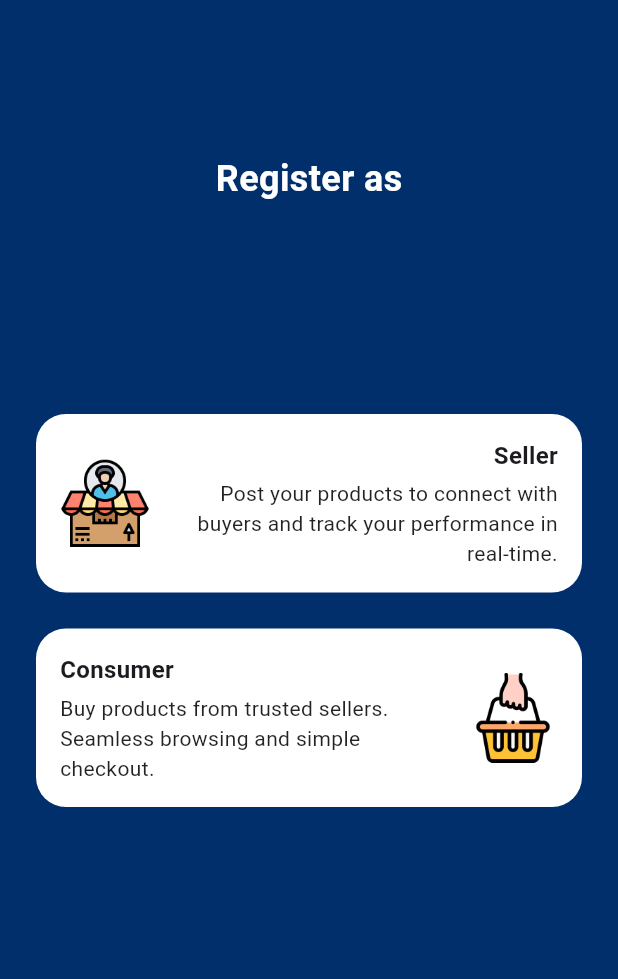
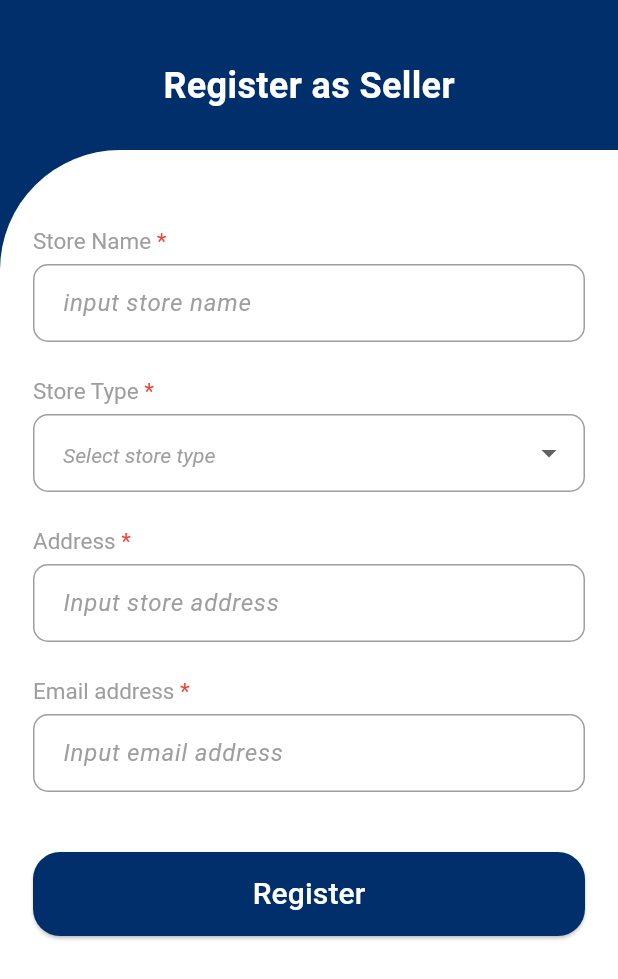
Before and after one commit to bearface4/Aerofind, a Flutter app: the RoleSelectionScreen screen opened by its route, after a tap on "Seller", on a phone screen of 412 x 824 dp. Shown: the top 979 px of the screen. Run offline on Flutter 3.47's test engine with Material 3 defaults, Android fonts, the phone set to English and light mode, and no system bars; our stand-ins replace lottie.

Commit message:
seller reg

```diff
--- a/lib/routes/app_routes.dart
+++ b/lib/routes/app_routes.dart
@@ -2,17 +2,23 @@ import 'package:flutter/material.dart';
 import '../screens/shared/splash_screen.dart';
 import '../screens/shared/login_screen.dart';
 import '../screens/shared/role_selection.dart';
+import '../screens/seller/seller_registration_screen.dart';
+import '../screens/seller/seller_registration_pending.dart';
 
 class AppRoutes {
   // Route name constants
   static const String splash = '/';
   static const String login = '/login';
   static const String roleselection = '/roleselection';
+  static const String sellerregistration = '/sellerregistration';
+  static const String sellerregistrationpending = '/sellerregistrationpending';
 
   // Route map
   static final Map<String, WidgetBuilder> routes = {
     splash: (context) => const SplashScreen(),
     login: (context) => const LoginScreen(),
     roleselection: (context) => const RoleSelectionScreen(),
+    sellerregistration: (context) => const SellerRegistrationScreen(),
+    sellerregistrationpending: (context) => const SellerPendingScreen(),
   };
 }
--- /dev/null
+++ b/lib/screens/seller/seller_registration_pending.dart
@@ -0,0 +1,54 @@
+import 'package:flutter/material.dart';
+import 'package:lottie/lottie.dart';
+
+class SellerPendingScreen extends StatelessWidget {
+  const SellerPendingScreen({super.key});
+
+  @override
+  Widget build(BuildContext context) {
+    return Scaffold(
+      backgroundColor: const Color(0xFF002F6C),
+      body: SafeArea(
+        child: Center(
+          child: Padding(
+            padding: const EdgeInsets.symmetric(horizontal: 24),
+            child: Column(
+              mainAxisAlignment: MainAxisAlignment.center,
+              children: [
+                // Use a working .json Lottie animation from the web
+                Lottie.network(
+                  'https://lottie.host/013de9a1-6e02-42d2-8e75-6b575bdc60ab/KYbxJJpW3Z.json',
+                  height: 220,
+                  fit: BoxFit.contain,
+                ),
+                const SizedBox(height: 20),
+
+                // Title
+                const Text(
+                  'Pending approval',
+                  style: TextStyle(
+                    fontSize: 24,
+                    fontWeight: FontWeight.bold,
+                    color: Colors.white,
+                  ),
+                ),
+                const SizedBox(height: 16),
+
+                // Description
+                const Text(
+                  'Your account is pending approval. You will be notified once your registration has been reviewed and approved by the admin.',
+                  textAlign: TextAlign.center,
+                  style: TextStyle(
+                    fontSize: 16,
+                    color: Colors.white,
+                    height: 1.5,
+                  ),
+                ),
+              ],
+            ),
+          ),
+        ),
+      ),
+    );
+  }
+}
--- /dev/null
+++ b/lib/screens/seller/seller_registration_screen.dart
@@ -0,0 +1,215 @@
+import 'package:flutter/material.dart';
+import 'package:aerofind/routes/app_routes.dart';
+
+class SellerRegistrationScreen extends StatefulWidget {
+  const SellerRegistrationScreen({super.key});
+
+  @override
+  State<SellerRegistrationScreen> createState() =>
+      _SellerRegistrationScreenState();
+}
+
+class _SellerRegistrationScreenState extends State<SellerRegistrationScreen> {
+  final _formKey = GlobalKey<FormState>();
+
+  final _storeNameCtrl = TextEditingController();
+  final _addressCtrl = TextEditingController();
+  final _emailCtrl = TextEditingController();
+  String? _selectedStoreType;
+
+  @override
+  void dispose() {
+    _storeNameCtrl.dispose();
+    _addressCtrl.dispose();
+    _emailCtrl.dispose();
+    super.dispose();
+  }
+
+  InputDecoration _fieldDecoration(String hint) {
+    return InputDecoration(
+      hintText: hint,
+      hintStyle: const TextStyle(
+        color: Colors.grey,
+        fontStyle: FontStyle.italic,
+      ),
+      border: OutlineInputBorder(
+        borderRadius: BorderRadius.circular(10),
+        borderSide: const BorderSide(color: Colors.grey),
+      ),
+      enabledBorder: OutlineInputBorder(
+        borderRadius: BorderRadius.circular(10),
+        borderSide: BorderSide(color: Colors.grey.shade500),
+      ),
+      focusedBorder: OutlineInputBorder(
+        borderRadius: BorderRadius.circular(10),
+        borderSide: const BorderSide(color: Color(0xFF002F6C), width: 1.5),
+      ),
+      contentPadding: const EdgeInsets.symmetric(horizontal: 16, vertical: 14),
+    );
+  }
+
+  Widget _buildFieldLabel(String label) {
+    return RichText(
+      text: TextSpan(
+        text: label,
+        style: const TextStyle(color: Colors.grey, fontSize: 15),
+        children: const [
+          TextSpan(text: ' *', style: TextStyle(color: Colors.red)),
+        ],
+      ),
+    );
+  }
+
+  @override
+  Widget build(BuildContext context) {
+    return Scaffold(
+      backgroundColor: const Color(0xFF002F6C),
+      body: SafeArea(
+        child: Stack(
+          children: [
+            // ── Curved white card area ──
+            Positioned.fill(
+              top: 100,
+              child: Container(
+                width: double.infinity,
+                decoration: const BoxDecoration(
+                  color: Colors.white,
+                  borderRadius: BorderRadius.only(topLeft: Radius.circular(80)),
+                ),
+                child: Padding(
+                  padding: const EdgeInsets.symmetric(
+                    horizontal: 22,
+                    vertical: 28,
+                  ),
+                  child: SingleChildScrollView(
+                    child: Form(
+                      key: _formKey,
+                      child: Column(
+                        crossAxisAlignment: CrossAxisAlignment.start,
+                        children: [
+                          const SizedBox(height: 24),
+
+                          // Store Name
+                          _buildFieldLabel('Store Name'),
+                          const SizedBox(height: 6),
+                          TextFormField(
+                            controller: _storeNameCtrl,
+                            decoration: _fieldDecoration('input store name'),
+                          ),
+                          const SizedBox(height: 24),
+
+                          // Store Type
+                          _buildFieldLabel('Store Type'),
+                          const SizedBox(height: 6),
+                          DropdownButtonFormField<String>(
+                            value: _selectedStoreType,
+                            decoration: _fieldDecoration(''),
+                            hint: const Text(
+                              'Select store type',
+                              style: TextStyle(
+                                color: Colors.grey,
+                                fontStyle: FontStyle.italic,
+                              ),
+                            ),
+                            icon: const Icon(Icons.arrow_drop_down),
+                            style: const TextStyle(color: Colors.black),
+                            dropdownColor: Colors.white,
+                            items: const [
+                              DropdownMenuItem(
+                                value: 'Snacks',
+                                child: Text('Snacks'),
+                              ),
+                              DropdownMenuItem(
+                                value: 'Beverage',
+                                child: Text('Beverage'),
+                              ),
+                              DropdownMenuItem(
+                                value: 'Printing',
+                                child: Text('Printing'),
+                              ),
+                            ],
+                            onChanged:
+                                (val) =>
+                                    setState(() => _selectedStoreType = val),
+                          ),
+                          const SizedBox(height: 24),
+
+                          // Address
+                          _buildFieldLabel('Address'),
+                          const SizedBox(height: 6),
+                          TextFormField(
+                            controller: _addressCtrl,
+                            decoration: _fieldDecoration('Input store address'),
+                          ),
+                          const SizedBox(height: 24),
+
+                          // Email Address
+                          _buildFieldLabel('Email address'),
+                          const SizedBox(height: 6),
+                          TextFormField(
+                            controller: _emailCtrl,
+                            decoration: _fieldDecoration('Input email address'),
+                            keyboardType: TextInputType.emailAddress,
+                          ),
+                          const SizedBox(height: 40),
+
+                          // Register Button
+                          SizedBox(
+                            width: double.infinity,
+                            height: 56,
+                            child: ElevatedButton(
+                              onPressed: () {
+                                if (_formKey.currentState?.validate() ??
+                                    false) {
+                                  // Navigate to pending approval screen
+                                  Navigator.pushNamed(
+                                    context,
+                                    AppRoutes.sellerregistrationpending,
+                                  );
+                                }
+                              },
+                              style: ElevatedButton.styleFrom(
+                                backgroundColor: const Color(0xFF002F6C),
+                                shape: RoundedRectangleBorder(
+                                  borderRadius: BorderRadius.circular(18),
+                                ),
+                              ),
+                              child: const Text(
+                                'Register',
+                                style: TextStyle(
+                                  fontSize: 20,
+                                  color: Colors.white,
+                                ),
+                              ),
+                            ),
+                          ),
+                        ],
+                      ),
+                    ),
+                  ),
+                ),
+              ),
+            ),
+
+            // ── Title Text ──
+            const Positioned(
+              top: 40,
+              left: 0,
+              right: 0,
+              child: Center(
+                child: Text(
+                  'Register as Seller',
+                  style: TextStyle(
+                    fontSize: 24,
+                    color: Colors.white,
+                    fontWeight: FontWeight.w600,
+                  ),
+                ),
+              ),
+            ),
+          ],
+        ),
+      ),
+    );
+  }
+}
--- a/lib/screens/shared/role_selection.dart
+++ b/lib/screens/shared/role_selection.dart
@@ -1,4 +1,5 @@
 import 'package:flutter/material.dart';
+import 'package:aerofind/routes/app_routes.dart';
 
 class RoleSelectionScreen extends StatelessWidget {
   const RoleSelectionScreen({super.key});
@@ -28,7 +29,10 @@ class RoleSelectionScreen extends StatelessWidget {
               description:
                   'Post your products to connect with buyers and track your performance in real-time.',
               onTap: () {
-                // TODO: Navigate to seller registration
+                Navigator.pushReplacementNamed(
+                  context,
+                  AppRoutes.sellerregistration,
+                );
               },
             ),
 
--- a/pubspec.yaml
+++ b/pubspec.yaml
@@ -7,8 +7,10 @@ environment:
   sdk: ^3.7.0
 
 dependencies:
+  lottie: ^2.6.0
   flutter:
     sdk: flutter
+
 
 dev_dependencies:
   flutter_test:
```
Also changed, not shown: pubspec.lock, 2 other files.
